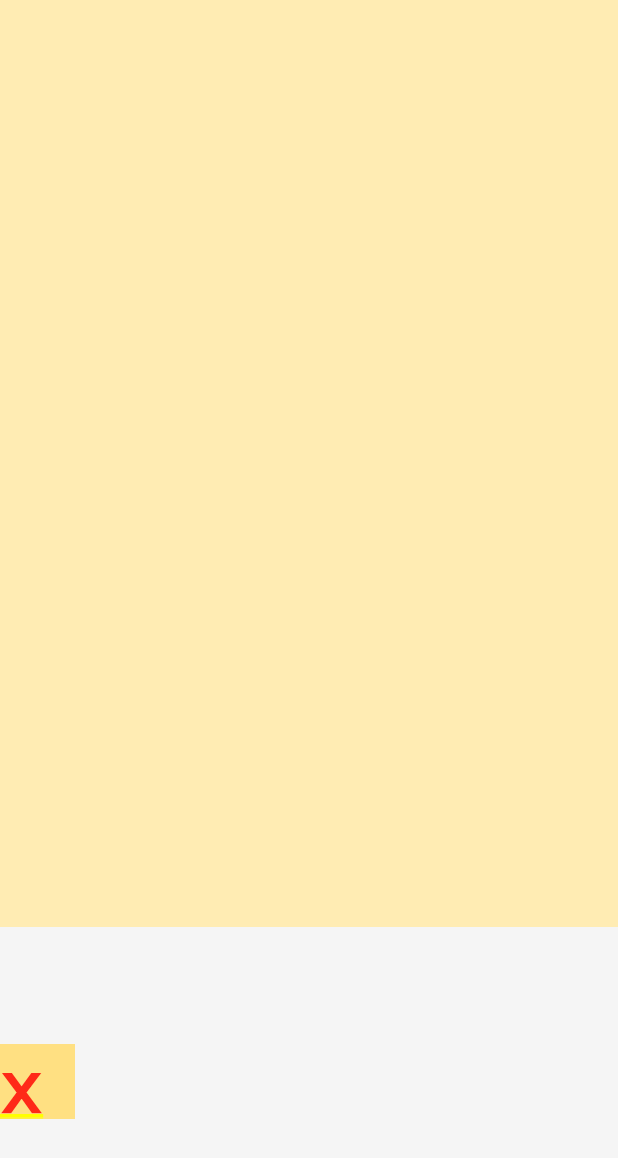
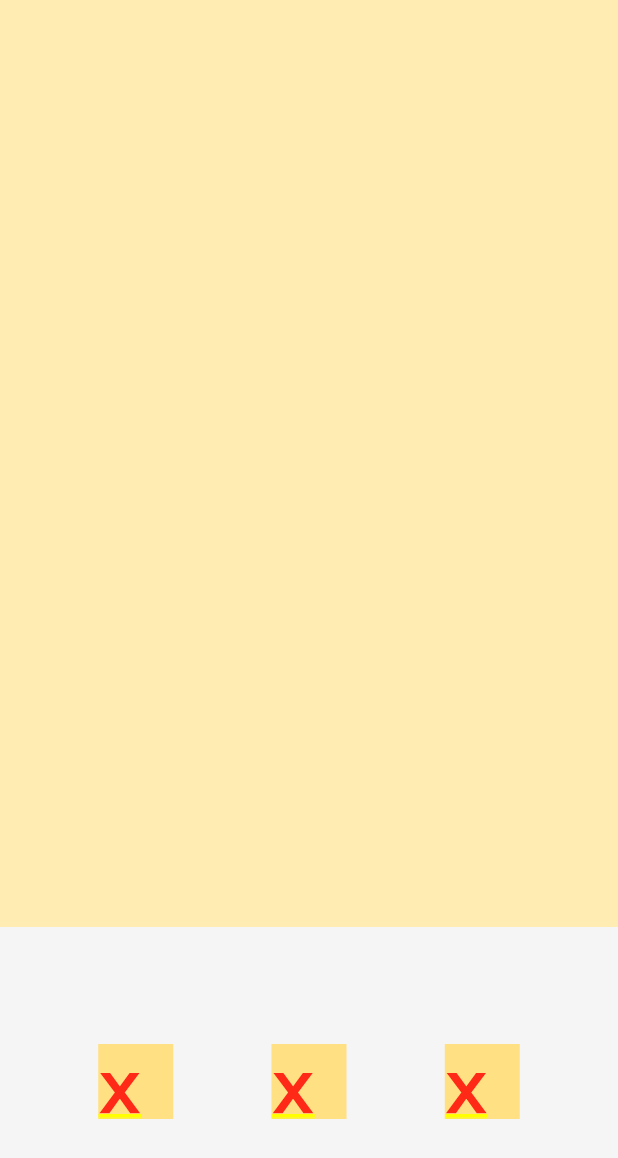
Before and after one commit to kwakyebrilliant/bubbleapp, a Flutter app: the screen it shows after launch, on a phone screen of 412 x 824 dp. Shown: the top 1158 px of the screen. Run offline on Flutter 3.47's test engine with Material 3 defaults, Android fonts, the phone set to English and light mode, and no system bars.

Commit message:
home updates

```diff
--- a/lib/homepage.dart
+++ b/lib/homepage.dart
@@ -23,7 +23,10 @@ class _HomepageState extends State<Homepage> {
           child: Container(
             color: Colors.grey[100],
             child: Row(
+              mainAxisAlignment: MainAxisAlignment.spaceEvenly,
               children: [
+                MyButton(),
+                MyButton(),
                 MyButton(),
               ],
             ),
```
